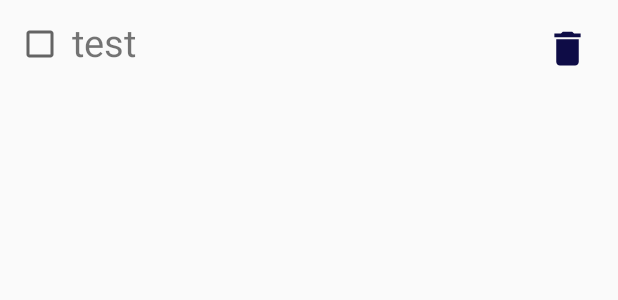
After one commit to U-and-Me/TTODDO, an Android app: the layout list_item.xml on its own in the app's theme, with its tools: preview values and no code run, on a phone screen of 412 x 824 dp. The commit adds this screen. Shown: the top 300 px of the screen. Run offline under Robolectric (Android 15) with nearby library versions, the phone set to English and light mode, and no system bars.

Commit message:
리스트 뷰 추가

```diff
--- a/app/src/main/java/com/cookandroid/todolist/ListDBHelper.java
+++ b/app/src/main/java/com/cookandroid/todolist/ListDBHelper.java
@@ -14,7 +14,7 @@ public class ListDBHelper extends SQLiteOpenHelper {
 
     @Override
     public void onCreate(SQLiteDatabase sqLiteDatabase) {
-        String sql = "CREATE TABLE listTBL(year INTEGER, month INTEGER, date INTEGER, todo VARCAHR(100));";
+        String sql = "CREATE TABLE listTBL(year INTEGER, month INTEGER, date INTEGER, todo VARCHAR(100), chk INTEGER);";
         sqLiteDatabase.execSQL(sql);
     }
 
--- /dev/null
+++ b/app/src/main/res/drawable/delete.xml
@@ -0,0 +1,5 @@
+<vector android:height="24dp" android:tint="#0E0C46"
+    android:viewportHeight="24.0" android:viewportWidth="24.0"
+    android:width="24dp" xmlns:android="http://schemas.android.com/apk/res/android">
+    <path android:fillColor="#FF000000" android:pathData="M6,19c0,1.1 0.9,2 2,2h8c1.1,0 2,-0.9 2,-2V7H6v12zM19,4h-3.5l-1,-1h-5l-1,1H5v2h14V4z"/>
+</vector>
--- /dev/null
+++ b/app/src/main/res/layout/list_item.xml
@@ -0,0 +1,37 @@
+<?xml version="1.0" encoding="utf-8"?>
+<LinearLayout xmlns:android="http://schemas.android.com/apk/res/android"
+    android:orientation="horizontal"
+    android:layout_width="match_parent"
+    android:layout_height="wrap_content"
+    android:padding="5dp">
+
+    <LinearLayout
+        android:layout_width="match_parent"
+        android:layout_height="wrap_content"
+        android:orientation="horizontal">
+
+        <CheckBox
+            android:id="@+id/chkbox"
+            android:layout_width="wrap_content"
+            android:layout_height="wrap_content"
+            android:textSize="10dp"
+            android:layout_marginLeft="5dp"/>
+        <TextView
+            android:id="@+id/txtTodo"
+            android:layout_width="300dp"
+            android:layout_height="wrap_content"
+            android:layout_marginTop="5dp"
+            android:layout_marginLeft="5dp"
+            android:textSize="25dp"
+            android:text="test"/>
+        <Button
+            android:id="@+id/btnDelete"
+            android:layout_width="30dp"
+            android:layout_height="30dp"
+            android:background="@drawable/delete"
+            android:layout_marginTop="5dp"
+            android:layout_marginLeft="15dp"/>
+
+    </LinearLayout>
+
+</LinearLayout>
```
Also changed, not shown: app/src/main/java/com/cookandroid/todolist/ToDo.java (added, +47 -0 lines), app/src/main/java/com/cookandroid/todolist/ToDoList.java (+20 -4 lines), app/src/main/java/com/cookandroid/todolist/listAdapter.java (added, +136 -0 lines), app/src/main/res/layout/todolist.xml (+5 -14 lines).
